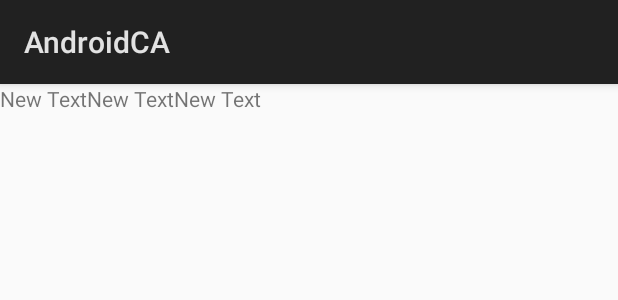
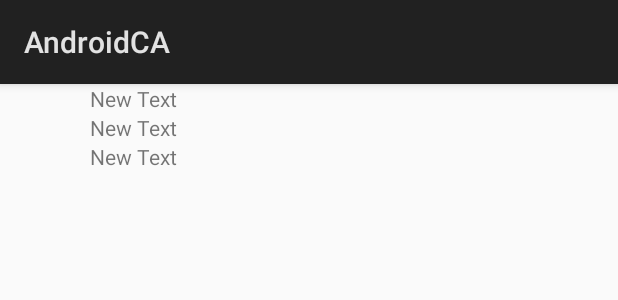
Before and after one commit to SA46Team5a/Team5BnewAndroidCA, an Android app: the layout row.xml on its own in the app's theme, with its tools: preview values and no code run, on a phone screen of 412 x 824 dp. Shown: the top 300 px of the screen. Run offline under Robolectric (Android 15) with nearby library versions, the phone set to English and light mode, and no system bars.

Commit message:
(ListOfBooks),(BookDetails): changed formatting

```diff
--- a/app/src/main/res/layout/row.xml
+++ b/app/src/main/res/layout/row.xml
@@ -4,25 +4,34 @@
      android:layout_width="match_parent"
      android:layout_height="match_parent">
 
+     <ImageView
+         android:id="@+id/bookIcon"
+         android:layout_width="60dp"
+         android:layout_height="70dp" />
+
+    <LinearLayout
+        android:layout_width="match_parent"
+        android:layout_height="match_parent"
+        android:orientation="vertical">
+
         <TextView
-         android:layout_width="wrap_content"
+            android:id="@+id/titleView"
+            android:layout_width="match_parent"
             android:layout_height="wrap_content"
-         android:text="New Text"
-         android:id="@+id/titleView" />
+            android:text="New Text" />
 
         <TextView
             android:id="@+id/authorView"
-        android:layout_width="wrap_content"
+            android:layout_width="match_parent"
             android:layout_height="wrap_content"
             android:text="New Text" />
 
         <TextView
             android:id="@+id/priceView"
-        android:layout_width="wrap_content"
+            android:layout_width="match_parent"
             android:layout_height="wrap_content"
             android:text="New Text" />
-    <ImageView
-        android:layout_width="wrap_content"
-        android:layout_height="wrap_content"
-        android:id="@+id/bookIcon"/>
     </LinearLayout>
+
+
+ </LinearLayout>
```
Also changed, not shown: app/src/main/java/com/example/anthony/androidca/BookDetailActivity.java (+9 -1 lines), app/src/main/java/com/example/anthony/androidca/MyAdapter.java (+7 -2 lines). Lines whose indentation alone changed are shown as unchanged.
